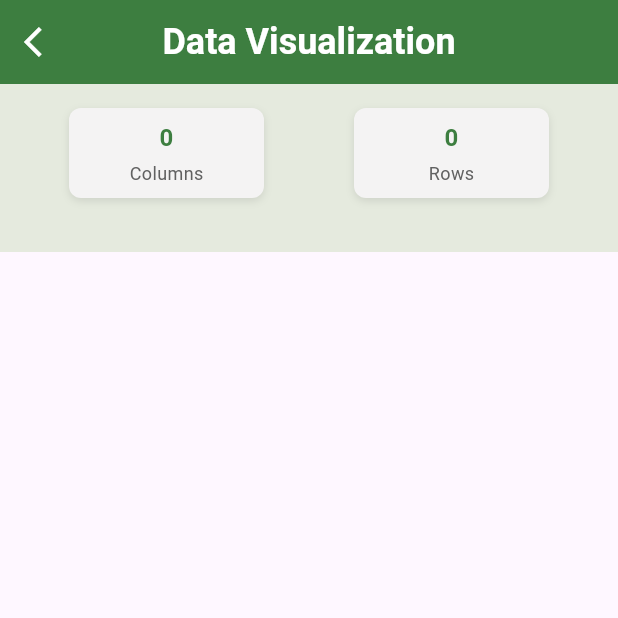
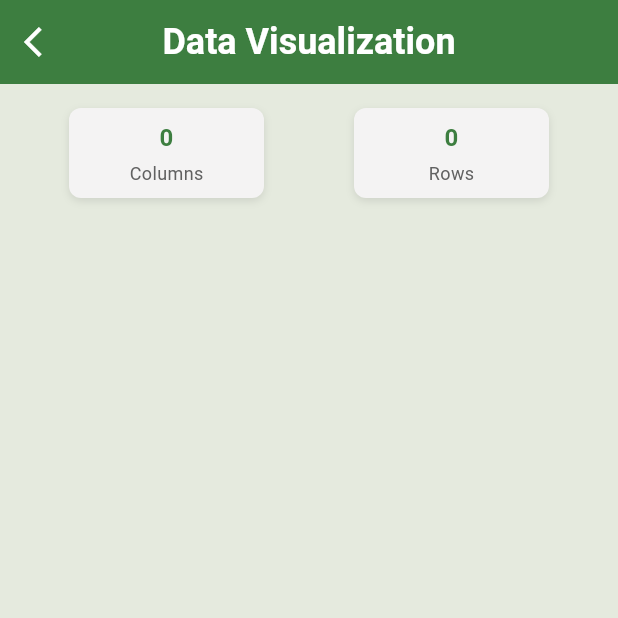
Before and after one commit to AcePenaflorida/Data-Sweep, a Flutter app: the VisualizationPage screen opened directly with empty values, on a phone screen of 412 x 824 dp, the top half of it. Run offline on Flutter 3.47's test engine with Material 3 defaults, Android fonts, the phone set to English and light mode, and no system bars; our stand-ins replace csv, file_picker, permission_handler.

Commit message:
add bg onf scaffold

```diff
--- a/data_sweep/lib/visualization_page.dart
+++ b/data_sweep/lib/visualization_page.dart
@@ -27,6 +27,7 @@ class VisualizationPage extends StatelessWidget {
     });
 
     return Scaffold(
+      backgroundColor: const Color.fromARGB(255, 229, 234, 222),
       appBar: AppBar(
         title: const Text(
           "Data Visualization",
```
